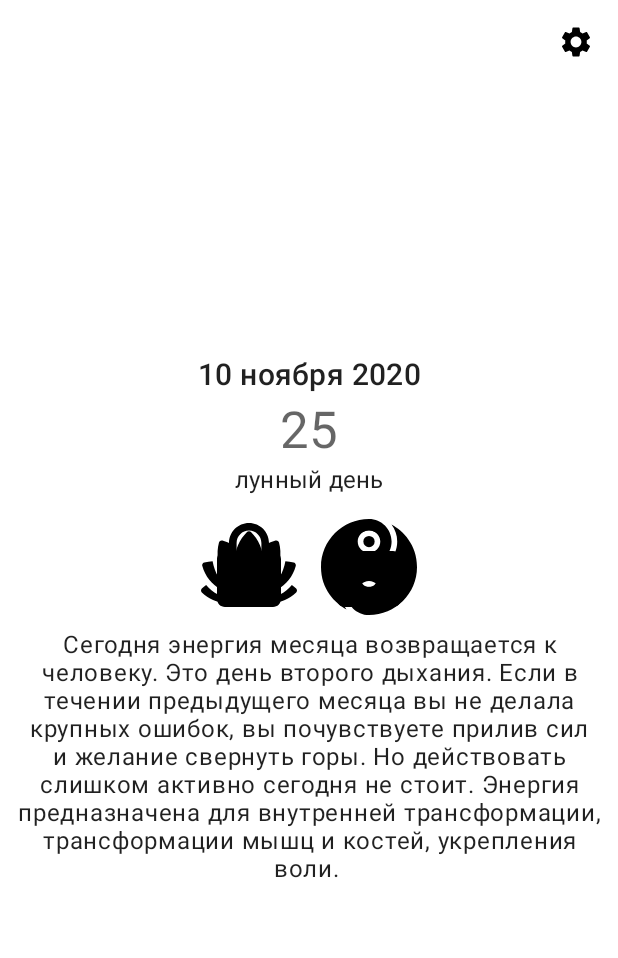
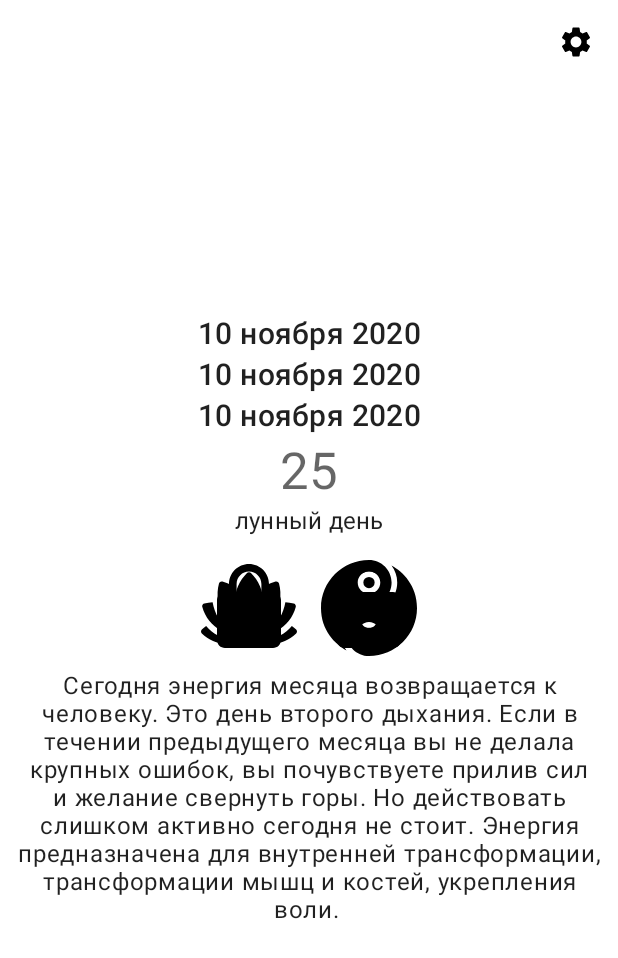
Before and after one commit to GreyImediary/MoonApp, an Android app: the layout main_screen_fragment.xml on its own in the app's theme, with its tools: preview values and no code run, on a phone screen of 412 x 824 dp. Shown: the top 958 px of the screen. Run offline under Robolectric (Android 15) with nearby library versions, the phone set to English and light mode, and no system bars.

Commit message:
add time and city displaying

```diff
--- a/app/src/main/java/com/example/moonapp/DateUtils.kt
+++ b/app/src/main/java/com/example/moonapp/DateUtils.kt
@@ -5,10 +5,17 @@ import java.util.*
 
 object DateUtils {
     private const val FULL_DAY_FORMAT = "dd MMMM yyyy"
+    private const val TIME_DATE_FORMAT = "HH:mm"
 
     fun getFullDay(): String {
         val date = Calendar.getInstance().time
 
         return SimpleDateFormat(FULL_DAY_FORMAT, Locale("ru")).format(date)
     }
+
+    fun getTime(): String {
+        val date = Calendar.getInstance().time
+
+        return SimpleDateFormat(TIME_DATE_FORMAT, Locale("ru")).format(date)
+    }
 }
--- a/app/src/main/java/com/example/moonapp/ui/MainScreenFragment.kt
+++ b/app/src/main/java/com/example/moonapp/ui/MainScreenFragment.kt
@@ -14,6 +14,7 @@ import com.example.moonapp.databinding.MainScreenFragmentBinding
 import com.example.moonapp.viewModels.MainScreenViewModel
 import com.google.android.material.snackbar.Snackbar
 import org.koin.android.viewmodel.ext.android.viewModel
+import java.util.*
 
 class MainScreenFragment : Fragment() {
 
@@ -99,6 +100,10 @@ class MainScreenFragment : Fragment() {
         binding.moonDay.text = moonDay.toString()
         binding.moonDayText.text = resources.getStringArray(R.array.moon_day_texts)[moonDay - 1]
         binding.dateText.text = DateUtils.getFullDay()
+        binding.timeText.text = DateUtils.getTime()
+        binding.cityText.text = TimeZone.getDefault()
+            .getDisplayName(Locale("ru"))
+            .split(',')[0]
 
         showContent()
         hideProgress()
--- a/app/src/main/res/layout/main_screen_fragment.xml
+++ b/app/src/main/res/layout/main_screen_fragment.xml
@@ -33,10 +33,36 @@
             android:layout_width="wrap_content"
             android:layout_height="wrap_content"
             android:textAppearance="@style/TextAppearance.MaterialComponents.Headline6"
+            app:layout_constraintBottom_toTopOf="@id/time_text"
+            app:layout_constraintEnd_toEndOf="parent"
+            app:layout_constraintStart_toStartOf="parent"
+            app:layout_constraintTop_toTopOf="parent"
+            app:layout_constraintVertical_chainStyle="packed"
+            tools:text="10 ноября 2020" />
+
+
+        <TextView
+            android:id="@+id/time_text"
+            android:layout_width="wrap_content"
+            android:layout_height="wrap_content"
+            android:textAppearance="@style/TextAppearance.MaterialComponents.Headline6"
+            app:layout_constraintBottom_toTopOf="@id/city_text"
+            app:layout_constraintEnd_toEndOf="parent"
+            app:layout_constraintStart_toStartOf="parent"
+            app:layout_constraintTop_toBottomOf="@id/date_text"
+            app:layout_constraintVertical_chainStyle="packed"
+            tools:text="10 ноября 2020" />
+
+
+        <TextView
+            android:id="@+id/city_text"
+            android:layout_width="wrap_content"
+            android:layout_height="wrap_content"
+            android:textAppearance="@style/TextAppearance.MaterialComponents.Headline6"
             app:layout_constraintBottom_toTopOf="@id/moon_day"
             app:layout_constraintEnd_toEndOf="parent"
             app:layout_constraintStart_toStartOf="parent"
-            app:layout_constraintTop_toTopOf="parent"
+            app:layout_constraintTop_toBottomOf="@id/time_text"
             app:layout_constraintVertical_chainStyle="packed"
             tools:text="10 ноября 2020" />
 
@@ -48,7 +74,7 @@
             app:layout_constraintBottom_toTopOf="@id/moon_day_desc"
             app:layout_constraintEnd_toEndOf="parent"
             app:layout_constraintStart_toStartOf="parent"
-            app:layout_constraintTop_toBottomOf="@id/date_text"
+            app:layout_constraintTop_toBottomOf="@id/city_text"
             tools:text="25" />
 
         <TextView
```
